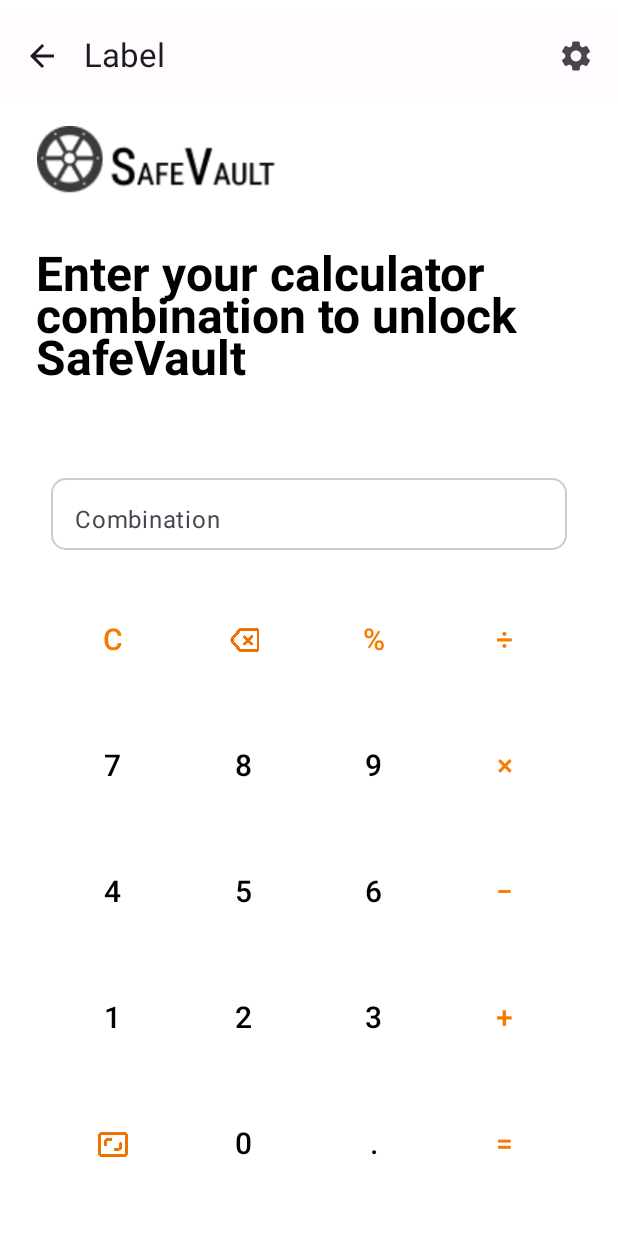
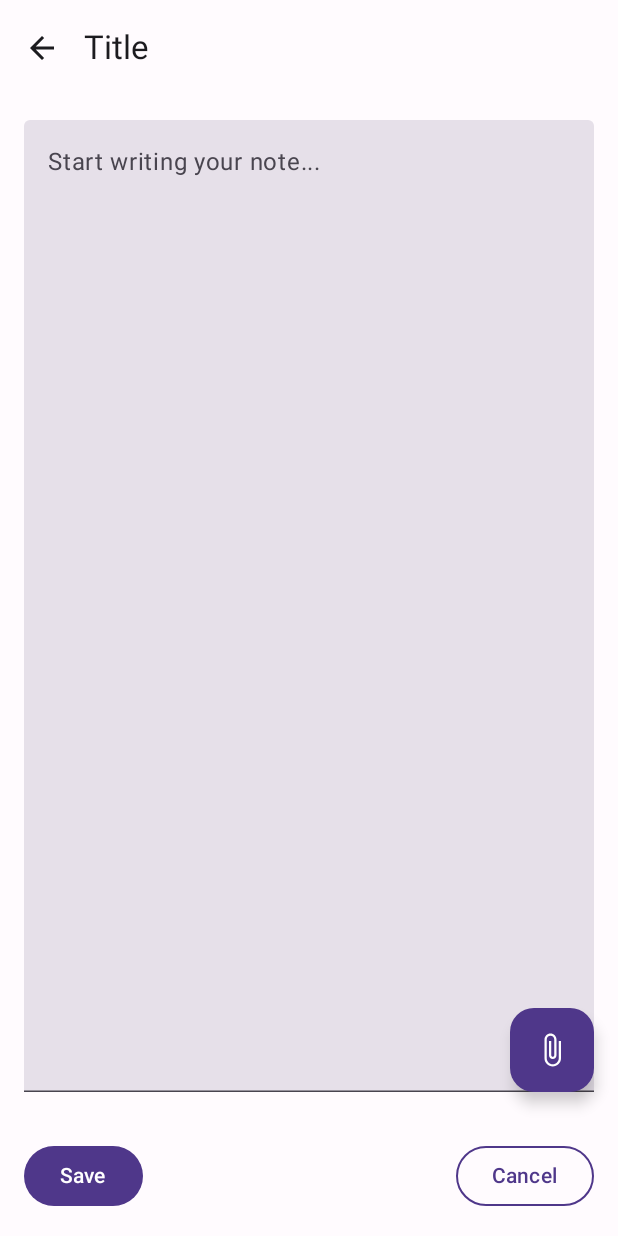
Before and after one commit to TimotiusEkanaT/UAS_ProgAndro, an Android app built with Jetpack Compose: the @Preview function GreetingPreview, on a phone screen of 412 x 824 dp. Run offline under Robolectric (Android 15) with nearby library versions, the phone set to English and light mode, and no system bars.

Commit message:
Up Note() and Note_Detail()

```diff
--- a/app/build.gradle.kts
+++ b/app/build.gradle.kts
@@ -55,4 +55,8 @@ dependencies {
     androidTestImplementation(libs.androidx.ui.test.junit4)
     debugImplementation(libs.androidx.ui.tooling)
     debugImplementation(libs.androidx.ui.test.manifest)
+    implementation("androidx.compose.material3:material3:1.2.0")
+    implementation("androidx.compose.ui:ui:1.5.0")
+    implementation("androidx.compose.material:material-icons-core:1.6.1")
+    implementation("androidx.compose.material:material-icons-extended:1.6.1")
 }
--- a/app/src/main/java/com/example/safevault_compose/MainActivity.kt
+++ b/app/src/main/java/com/example/safevault_compose/MainActivity.kt
@@ -6,6 +6,8 @@ import android.os.Bundle
 import androidx.activity.ComponentActivity
 import androidx.activity.compose.setContent
 import androidx.activity.enableEdgeToEdge
+import androidx.compose.animation.AnimatedVisibility
+import androidx.compose.foundation.BorderStroke
 import androidx.compose.foundation.Image
 import androidx.compose.foundation.layout.Arrangement
 import androidx.compose.foundation.layout.Column
@@ -62,9 +64,21 @@ import androidx.compose.ui.text.style.TextAlign
 import androidx.compose.ui.tooling.preview.Preview
 import androidx.compose.ui.unit.sp
 import androidx.compose.material.icons.Icons
+import androidx.compose.material.icons.filled.Add
+import androidx.compose.material.icons.filled.AttachFile
+import androidx.compose.material.icons.filled.CheckBox
+import androidx.compose.material.icons.filled.Close
+import androidx.compose.material.icons.filled.Mic
+import androidx.compose.material.icons.filled.Photo
+import androidx.compose.material3.ExtendedFloatingActionButton
+import androidx.compose.material3.FloatingActionButton
 import androidx.compose.material3.MaterialTheme
 import androidx.compose.material3.OutlinedButton
 import androidx.compose.material3.TextFieldDefaults
+import androidx.compose.ui.platform.LocalContext
+import androidx.compose.ui.platform.LocalFocusManager
+import androidx.compose.ui.platform.LocalSoftwareKeyboardController
+import kotlin.math.round
 
 
 class MainActivity : ComponentActivity() {
@@ -798,6 +812,120 @@ fun Notes() {
     }
 }
 
+@OptIn(ExperimentalMaterial3Api::class, ExperimentalLayoutApi::class)
+@Composable
+fun Notes_Detail() {
+    val keyboardController = LocalSoftwareKeyboardController.current
+    val focusManager = LocalFocusManager.current
+    val context = LocalContext.current
+
+    var noteText by remember { mutableStateOf("") }
+    var showFabMenu by remember { mutableStateOf(false) }
+
+    val fabItems = listOf(
+        "Voice Note" to Icons.Default.Mic,
+        "Photo" to Icons.Default.Photo,
+        "Checkboxes" to Icons.Default.CheckBox
+    )
+
+    val keyboardVisible = WindowInsets.isImeVisible
+
+    Scaffold(
+        topBar = {
+            TopAppBar(
+                title = { Text("Title") },
+                navigationIcon = {
+                    IconButton(onClick = {
+                        focusManager.clearFocus()
+                        keyboardController?.hide()
+                    }) {
+                        Icon(Icons.Default.ArrowBack, contentDescription = "Back")
+                    }
+                }
+            )
+        },
+        floatingActionButton = {
+            Column(horizontalAlignment = Alignment.End) {
+                AnimatedVisibility(visible = showFabMenu) {
+                    Column {
+                        fabItems.forEach { (label, icon) ->
+                            ExtendedFloatingActionButton(
+                                text = { Text(label) },
+                                icon = { Icon(icon, contentDescription = label) },
+                                onClick = { /* TODO: Handle action */ },
+                                modifier = Modifier.padding(bottom = 8.dp)
+                            )
+                        }
+                    }
+                }
+
+                FloatingActionButton(
+                    onClick = { showFabMenu = !showFabMenu },
+                    containerColor = MaterialTheme.colorScheme.secondary
+                ) {
+                    Icon(
+                        imageVector = if (showFabMenu) Icons.Default.Close else Icons.Default.AttachFile,
+                        contentDescription = "Menu"
+                    )
+                }
+            }
+        },
+        bottomBar = {
+            if (!keyboardVisible) {
+                Row(
+                    modifier = Modifier
+                        .fillMaxWidth()
+                        .padding(16.dp),
+                    horizontalArrangement = Arrangement.SpaceBetween
+                ) {
+                    Button(
+                        onClick = { /* Save logic */ },
+                        colors = ButtonDefaults.buttonColors(
+                            containerColor = MaterialTheme.colorScheme.secondary,
+                            contentColor = MaterialTheme.colorScheme.onSecondary
+                        )
+                    ) {
+                        Text("Save")
+                    }
+
+                    OutlinedButton(
+                        onClick = { /* Cancel logic */ },
+                        colors = ButtonDefaults.outlinedButtonColors(
+                            contentColor = MaterialTheme.colorScheme.secondary
+                        ),
+                        border = BorderStroke(1.dp, MaterialTheme.colorScheme.secondary)
+                    ) {
+                        Text("Cancel")
+                    }
+                }
+            }
+        }
+,
+        content = { innerPadding ->
+            Column(
+                modifier = Modifier
+                    .fillMaxSize()
+                    .padding(innerPadding)
+                    .padding(16.dp)
+            ) {
+                TextField(
+                    value = noteText,
+                    onValueChange = { noteText = it },
+                    placeholder = { Text("Start writing your note...") },
+                    modifier = Modifier
+                        .fillMaxSize()
+                        .background(Color.Transparent)
+                        .weight(1f),
+                    singleLine = false,
+//                    shape = RoundedCornerShape(16.dp),
+                    maxLines = Int.MAX_VALUE
+                )
+            }
+        }
+    )
+}
+
+
 object Variables {
     val Grey: Color = Color(0xFF6C7278)
     val Black: Color = Color(0xFF1A1C1E)
@@ -811,6 +939,6 @@ object Variables {
 @Composable
 fun GreetingPreview() {
     SafeVault_ComposeTheme(dynamicColor = false) {
-        Auth_Calc_Combination()
+        Notes_Detail()
     }
 }
--- a/app/src/main/java/com/example/safevault_compose/ui/theme/Color.kt
+++ b/app/src/main/java/com/example/safevault_compose/ui/theme/Color.kt
@@ -11,3 +11,9 @@ val Purple40 = Color(0xFF6650a4)
 val PurpleGrey40 = Color(0xFF625b71)
 val Pink40 = Color(0xFF7D5260)
 val Orange40 = Color(0xFFF57C00)
+
+
+val PurpleDark = Color(0xFF4F378A)
+val PurpleMedium = Color(0xFF6750A4)
+val PurpleLight = Color(0xFFEADDFF)
+val White = Color(0xFFFFFFFF)
--- a/app/src/main/java/com/example/safevault_compose/ui/theme/Theme.kt
+++ b/app/src/main/java/com/example/safevault_compose/ui/theme/Theme.kt
@@ -20,8 +20,8 @@ private val DarkColorScheme = darkColorScheme(
 
 private val LightColorScheme = lightColorScheme(
     primary = Orange40,
-    secondary = PurpleGrey40,
-    tertiary = Pink40,
+    secondary = PurpleDark,
+    tertiary = PurpleLight,
     background = Color(0xFFFFFBFE),
     surface = Color(0xFFFFFBFE),
     onPrimary = Color.White,
```
